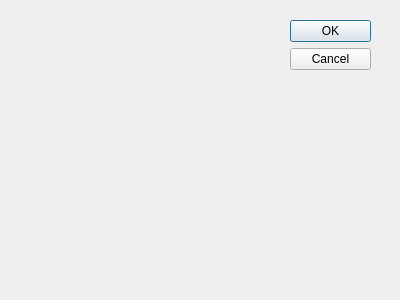
First picture: the form in UI/configurationwindow.ui, repository pulkkinho/islandgame, before the edit.
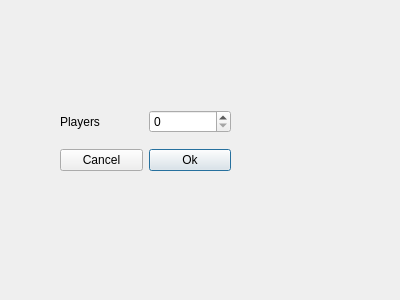
Second picture: the form after the edit.

Commit message: Konfiguraatioikkunaan pelaajamäärän syöttäminen ja accept/reject-toiminto

Patch:
```diff
--- a/UI/configurationwindow.ui
+++ b/UI/configurationwindow.ui
@@ -15,21 +15,41 @@
   <property name="windowTitle">
    <string>Dialog</string>
   </property>
-  <widget class="QDialogButtonBox" name="buttonBox">
+  <widget class="QWidget" name="gridLayoutWidget">
    <property name="geometry">
     <rect>
-     <x>290</x>
-     <y>20</y>
-     <width>81</width>
-     <height>241</height>
+     <x>60</x>
+     <y>100</y>
+     <width>171</width>
+     <height>81</height>
     </rect>
    </property>
-   <property name="orientation">
-    <enum>Qt::Vertical</enum>
-   </property>
-   <property name="standardButtons">
-    <set>QDialogButtonBox::Cancel|QDialogButtonBox::Ok</set>
-   </property>
+   <layout class="QGridLayout" name="gridLayout_2">
+    <item row="0" column="0">
+     <widget class="QLabel" name="PlayerLabel">
+      <property name="text">
+       <string>Players</string>
+      </property>
+     </widget>
+    </item>
+    <item row="0" column="1">
+     <widget class="QSpinBox" name="PlayerSpinBox"/>
+    </item>
+    <item row="1" column="1">
+     <widget class="QPushButton" name="OkButton">
+      <property name="text">
+       <string>Ok</string>
+      </property>
+     </widget>
+    </item>
+    <item row="1" column="0">
+     <widget class="QPushButton" name="CancelButton">
+      <property name="text">
+       <string>Cancel</string>
+      </property>
+     </widget>
+    </item>
+   </layout>
   </widget>
  </widget>
  <pixmapfunction/>
```
Left out of the diff: 40 changed lines with no effect on the pictures. The commit also changes 2 other files.
